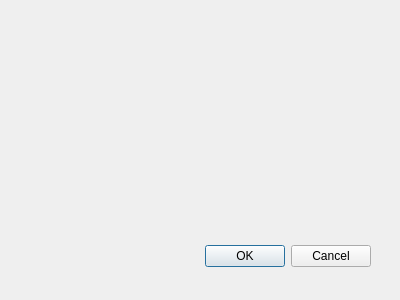
Qt form dialog.ui (oevermann/flaming-robot) before a commit.
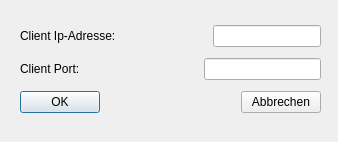
The same form after that commit.

Commit message: Client und Update Thread hinzugefügt

The edit to the form file:
```diff
--- a/dialog.ui
+++ b/dialog.ui
@@ -8,28 +8,109 @@
    <rect>
     <x>0</x>
     <y>0</y>
-    <width>400</width>
-    <height>300</height>
+    <width>338</width>
+    <height>142</height>
    </rect>
   </property>
   <property name="windowTitle">
    <string>Dialog</string>
   </property>
-  <widget class="QDialogButtonBox" name="buttonBox">
+  <widget class="QWidget" name="verticalLayoutWidget">
    <property name="geometry">
     <rect>
-     <x>30</x>
-     <y>240</y>
-     <width>341</width>
-     <height>32</height>
+     <x>20</x>
+     <y>20</y>
+     <width>301</width>
+     <height>101</height>
     </rect>
    </property>
-   <property name="orientation">
-    <enum>Qt::Horizontal</enum>
-   </property>
-   <property name="standardButtons">
-    <set>QDialogButtonBox::Cancel|QDialogButtonBox::Ok</set>
-   </property>
+   <layout class="QVBoxLayout" name="verticalLayout">
+    <item>
+     <layout class="QHBoxLayout" name="horizontalLayout_2">
+      <item>
+       <widget class="QLabel" name="adressLabel">
+        <property name="text">
+         <string>Client Ip-Adresse:</string>
+        </property>
+       </widget>
+      </item>
+      <item>
+       <spacer name="horizontalSpacer_3">
+        <property name="orientation">
+         <enum>Qt::Horizontal</enum>
+        </property>
+        <property name="sizeHint" stdset="0">
+         <size>
+          <width>28</width>
+          <height>20</height>
+         </size>
+        </property>
+       </spacer>
+      </item>
+      <item>
+       <widget class="QLineEdit" name="clientAdress"/>
+      </item>
+     </layout>
+    </item>
+    <item>
+     <layout class="QHBoxLayout" name="horizontalLayout_3">
+      <item>
+       <widget class="QLabel" name="portLabel">
+        <property name="text">
+         <string>Client Port:</string>
+        </property>
+       </widget>
+      </item>
+      <item>
+       <spacer name="horizontalSpacer_2">
+        <property name="orientation">
+         <enum>Qt::Horizontal</enum>
+        </property>
+        <property name="sizeHint" stdset="0">
+         <size>
+          <width>28</width>
+          <height>20</height>
+         </size>
+        </property>
+       </spacer>
+      </item>
+      <item>
+       <widget class="QLineEdit" name="clientPort"/>
+      </item>
+     </layout>
+    </item>
+    <item>
+     <layout class="QHBoxLayout" name="horizontalLayout">
+      <item>
+       <widget class="QPushButton" name="okButton">
+        <property name="text">
+         <string>OK</string>
+        </property>
+       </widget>
+      </item>
+      <item>
+       <spacer name="horizontalSpacer">
+        <property name="orientation">
+         <enum>Qt::Horizontal</enum>
+        </property>
+        <property name="sizeHint" stdset="0">
+         <size>
+          <width>18</width>
+          <height>20</height>
+         </size>
+        </property>
+       </spacer>
+      </item>
+      <item>
+       <widget class="QPushButton" name="abbrechenButton">
+        <property name="text">
+         <string>Abbrechen</string>
+        </property>
+       </widget>
+      </item>
+     </layout>
+    </item>
+   </layout>
   </widget>
  </widget>
  <pixmapfunction/>
```
Left out of the diff: 40 changed lines with no effect on the pictures. The commit also changes 16 other files.
